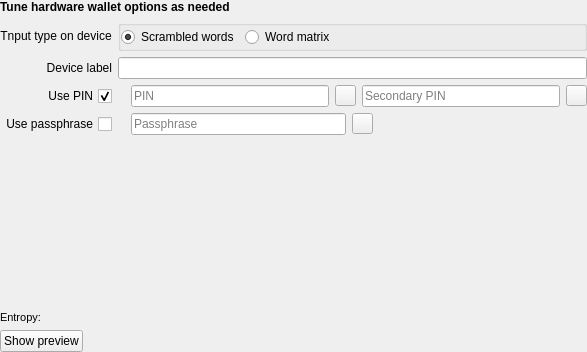
Before: the Qt Designer form src/ui/ui_hw_recovery_wdg.ui in Bertrand256/dash-masternode-tool, drawn with Qt 5.
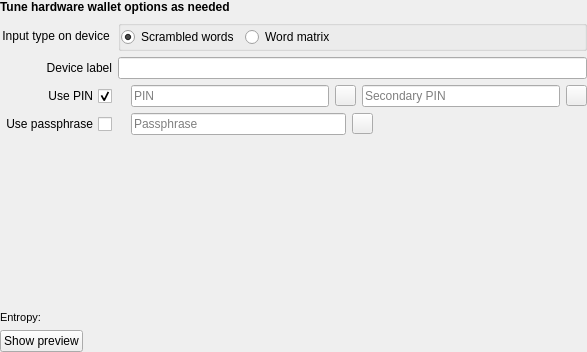
After: the same form once the commit is applied.

What changed in the file:
```diff
--- a/src/ui/ui_hw_recovery_wdg.ui
+++ b/src/ui/ui_hw_recovery_wdg.ui
@@ -561,7 +561,7 @@
          <item row="0" column="0">
           <widget class="QLabel" name="lblDeviceWordsInputType">
            <property name="text">
-            <string>Tnput type on device</string>
+            <string>Input type on device</string>
            </property>
            <property name="alignment">
             <set>Qt::AlignCenter</set>
```
